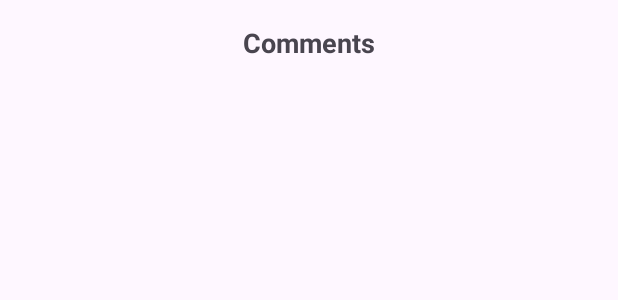
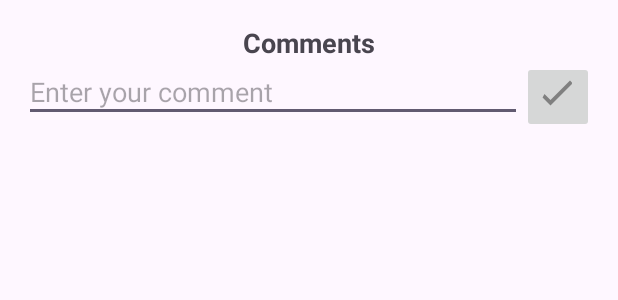
Before and after one commit to jjheon0614/Froyo, an Android app: the layout fragment_comment_dialog.xml on its own in the app's theme, with its tools: preview values and no code run, on a phone screen of 412 x 824 dp. Shown: the top 300 px of the screen. Run offline under Robolectric (Android 15) with nearby library versions, the phone set to English and light mode, and no system bars.

Commit message:
Implement Comment Function

```diff
--- a/app/src/main/java/com/example/froyo/CommentAdapter.java
+++ b/app/src/main/java/com/example/froyo/CommentAdapter.java
@@ -38,6 +38,7 @@ public class CommentAdapter extends RecyclerView.Adapter<CommentAdapter.ViewHold
 
     public void setComments(List<String> comments) {
         this.comments = comments;
+        notifyDataSetChanged();
     }
 
 
--- /dev/null
+++ b/app/src/main/res/drawable/ic_send_comment.xml
@@ -0,0 +1,10 @@
+<vector xmlns:android="http://schemas.android.com/apk/res/android"
+    android:width="24dp"
+    android:height="24dp"
+    android:viewportWidth="24.0"
+    android:viewportHeight="24.0"
+    android:tint="#808080">
+    <path
+        android:fillColor="@android:color/white"
+        android:pathData="M21.3,2.3L20,1L7,14l-4-4L1.7,12.3L7,17.6l14.3-14.3L21.3,2.3z"/>
+</vector>
--- a/app/src/main/res/layout/fragment_comment_dialog.xml
+++ b/app/src/main/res/layout/fragment_comment_dialog.xml
@@ -1,10 +1,21 @@
 <LinearLayout
     xmlns:android="http://schemas.android.com/apk/res/android"
     android:layout_width="match_parent"
+    android:layout_height="match_parent"
+    android:orientation="vertical">
+
+    <!-- NestedScrollView for the entire layout -->
+    <androidx.core.widget.NestedScrollView
+        android:layout_width="match_parent"
+        android:layout_height="match_parent">
+
+        <!-- RelativeLayout to contain the RecyclerView and comment input -->
+        <RelativeLayout
+            android:layout_width="match_parent"
             android:layout_height="wrap_content"
-    android:orientation="vertical"
             android:padding="16dp">
 
+            <!-- TextView for dialogTitle -->
             <TextView
                 android:id="@+id/dialogTitle"
                 android:layout_width="match_parent"
@@ -14,10 +25,40 @@
                 android:textStyle="bold"
                 android:gravity="center"/>
 
+            <!-- LinearLayout for comment input and button -->
+            <LinearLayout
+                android:layout_width="match_parent"
+                android:layout_height="wrap_content"
+                android:orientation="horizontal"
+                android:layout_below="@id/dialogTitle"
+                android:id="@+id/commentSection">
+
+                <!-- EditText for entering comments -->
+                <EditText
+                    android:id="@+id/commentInput"
+                    android:layout_width="0dp"
+                    android:layout_weight="1"
+                    android:layout_height="wrap_content"
+                    android:hint="Enter your comment"
+                    android:paddingTop="8dp"
+                    android:paddingBottom="8dp"/>
+
+                <!-- ImageButton for posting the comment -->
+                <ImageButton
+                    android:id="@+id/postCommentButton"
+                    android:layout_width="48dp"
+                    android:layout_height="48dp"
+                    android:src="@drawable/ic_send_comment"
+                    android:layout_gravity="end"/>
+            </LinearLayout>
+
+            <!-- RecyclerView for comments -->
             <androidx.recyclerview.widget.RecyclerView
                 android:id="@+id/commentsRecyclerView"
                 android:layout_width="match_parent"
                 android:layout_height="wrap_content"
-        android:layout_marginTop="8dp"/>
-
+                android:layout_marginTop="8dp"
+                android:layout_below="@id/commentSection"/>
+        </RelativeLayout>
+    </androidx.core.widget.NestedScrollView>
 </LinearLayout>
```
Also changed, not shown: app/src/main/AndroidManifest.xml (+9 -9 lines), app/src/main/java/com/example/froyo/CommentDialogFragment.java (+40 -2 lines). Lines whose indentation alone changed are shown as unchanged.
